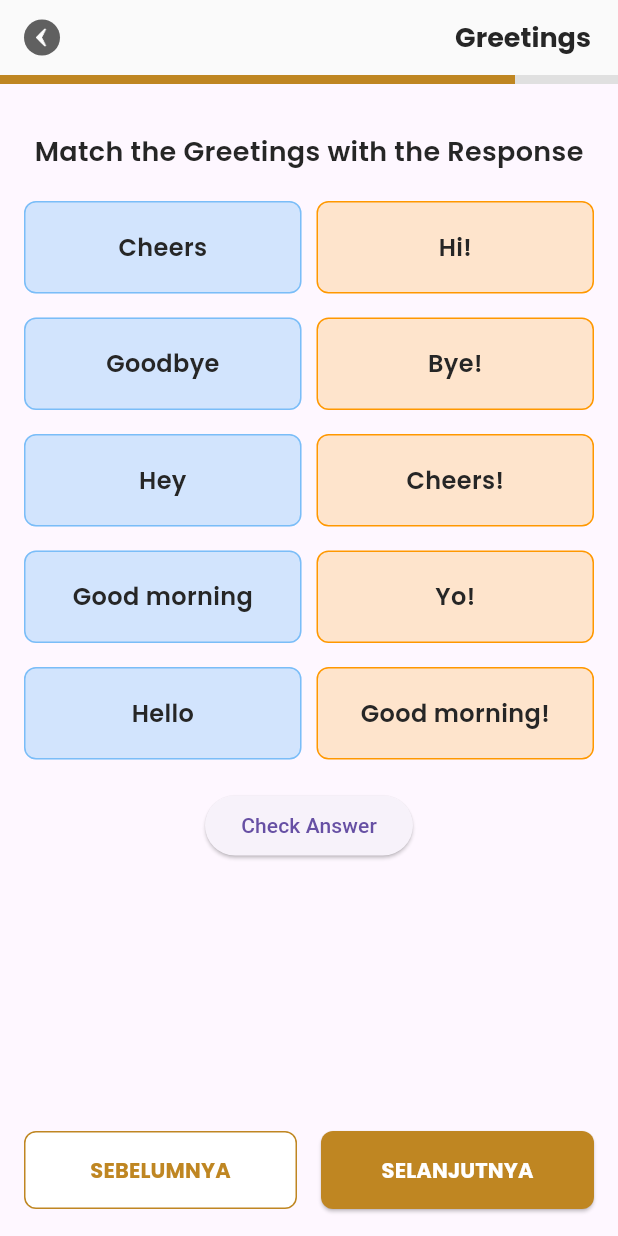
After one commit to riyanari/the_pride, a Flutter app: the GreetingsPage screen opened by its route, swiped to page 5, on a phone screen of 412 x 824 dp. The commit adds this screen. Run offline on Flutter 3.47's test engine with Material 3 defaults, Android fonts, the phone set to English and light mode, and no system bars; our stand-ins replace audioplayers, awesome_dialog, google_fonts; missing offline and left inert: record.

Commit message:
game greeting

```diff
--- a/lib/pages/teori/level1/chapter2/greatings_page.dart
+++ b/lib/pages/teori/level1/chapter2/greatings_page.dart
@@ -4,6 +4,10 @@ import 'package:the_pride/components/custom_app_bar.dart';
 import 'package:the_pride/components/custom_page_view.dart';
 import 'package:the_pride/theme/theme.dart';
 import 'package:the_pride/utils/audio_services.dart';
+
+import 'greeting/tabs/greetings_game_gapfill.dart';
+import 'greeting/tabs/greetings_game_match.dart';
+import 'greeting/tabs/greetings_game_mcq.dart';
 
 /// GreetingsPage
 /// Halaman (dengan 3 tab internal via CustomPageView) untuk pembelajaran sapaan:
@@ -23,6 +27,9 @@ class _GreetingsPageState extends State<GreetingsPage> {
     'Pengertian',
     'Asking Condition',
     'Farewell / Parting',
+    'Game: MCQ',
+    'Game: Match',
+    'Game: Gap Fill',
   ];
 
   static const _audioUrl = 'https://www.soundhelix.com/examples/mp3/SoundHelix-Song-1.mp3';
@@ -235,6 +242,9 @@ class _GreetingsPageState extends State<GreetingsPage> {
           _buildPengertianTab(),
           _buildAskingTab(),
           _buildFarewellTab(),
+          const GreetingsMCQGame(),
+          const GreetingsMatchGame(),
+          const GreetingsGapFillGame(),
         ],
         onFinish: () => Navigator.pop(context),
       ),
--- /dev/null
+++ b/lib/pages/teori/level1/chapter2/greeting/tabs/greetings_game_match.dart
@@ -0,0 +1,196 @@
+import 'dart:math';
+import 'package:flutter/material.dart';
+import 'package:awesome_dialog/awesome_dialog.dart';
+import 'package:the_pride/theme/theme.dart';
+
+class GreetingsMatchGame extends StatefulWidget {
+  const GreetingsMatchGame({super.key});
+
+  @override
+  State<GreetingsMatchGame> createState() => _GreetingsMatchGameState();
+}
+
+class _GreetingsMatchGameState extends State<GreetingsMatchGame> {
+  final r = Random();
+  late List<String> phrases;
+  late List<String> responses;
+  late List<String?> selectedResponses;
+  int? selectedPhraseIndex; // Menyimpan indeks sapaan yang dipilih
+  bool _isCheckingAnswer = false;
+
+  @override
+  void initState() {
+    super.initState();
+    _setupGame();
+  }
+
+  // Menyiapkan permainan dengan mencampur sapaan dan respons
+  void _setupGame() {
+    phrases = ['Hello', 'Good morning', 'Hey', 'Goodbye', 'Cheers'];
+    responses = ['Hi!', 'Good morning!', 'Yo!', 'Bye!', 'Cheers!'];
+    selectedResponses = List.filled(phrases.length, null); // Respons yang dipilih untuk masing-masing sapaan
+    phrases.shuffle(r);
+    responses.shuffle(r);
+    selectedPhraseIndex = null; // Tidak ada sapaan yang dipilih pada awalnya
+    setState(() {});
+  }
+
+  // Memeriksa apakah semua pasangan benar
+  bool _isAllCorrect() {
+    for (int i = 0; i < phrases.length; i++) {
+      if (selectedResponses[i] != responses[i]) {
+        return false;
+      }
+    }
+    return true;
+  }
+
+  // Cek jawaban dan tampilkan dialog
+  void _checkAnswer() {
+    setState(() {
+      _isCheckingAnswer = true;
+    });
+    if (_isAllCorrect()) {
+      AwesomeDialog(
+        context: context,
+        dialogType: DialogType.success,
+        title: 'Correct!',
+        desc: 'Great job! You matched all greetings correctly.',
+        btnOkOnPress: _setupGame,
+      ).show();
+    } else {
+      AwesomeDialog(
+        context: context,
+        dialogType: DialogType.error,
+        title: 'Incorrect!',
+        desc: 'Some matches are wrong. Try again!',
+        btnOkOnPress: () {},
+      ).show();
+    }
+    setState(() {
+      _isCheckingAnswer = false;
+    });
+  }
+
+  @override
+  Widget build(BuildContext context) {
+    return Padding(
+      padding: const EdgeInsets.all(16.0),
+      child: SingleChildScrollView(
+        physics: BouncingScrollPhysics(),
+        child: Column(
+          children: [
+            Text(
+              'Match the Greetings with the Response',
+              style: primaryTextStyle.copyWith(fontWeight: semiBold, fontSize: 18),
+            ),
+            const SizedBox(height: 20),
+
+            // Row untuk kotak sapaan di kiri dan respons di kanan
+            Row(
+              children: [
+                Expanded(
+                  child: GridView.builder(
+                    shrinkWrap: true,
+                    itemCount: phrases.length,
+                    gridDelegate: const SliverGridDelegateWithFixedCrossAxisCount(
+                      crossAxisCount: 1,
+                      mainAxisSpacing: 16,
+                      crossAxisSpacing: 16,
+                      childAspectRatio: 3,
+                    ),
+                    itemBuilder: (context, index) {
+                      return GestureDetector(
+                        onTap: _isCheckingAnswer
+                            ? null
+                            : () {
+                          setState(() {
+                            selectedPhraseIndex = index; // Menyimpan sapaan yang dipilih
+                          });
+                        },
+                        child: Container(
+                          padding: const EdgeInsets.all(12.0),
+                          decoration: BoxDecoration(
+                            color: selectedPhraseIndex == index
+                                ? Colors.blue.withValues(alpha:0.5)
+                                : Colors.blue.withValues(alpha:0.2),
+                            borderRadius: BorderRadius.circular(8),
+                            border: Border.all(
+                              color: selectedPhraseIndex == index
+                                  ? Colors.blue
+                                  : Colors.blue.withValues(alpha:0.5),
+                            ),
+                          ),
+                          child: Center(
+                            child: Text(
+                              phrases[index],
+                              style: primaryTextStyle.copyWith(fontWeight: semiBold, fontSize: 16),
+                            ),
+                          ),
+                        ),
+                      );
+                    },
+                  ),
+                ),
+                const SizedBox(width: 10),
+                Expanded(
+                  child: GridView.builder(
+                    shrinkWrap: true,
+                    itemCount: responses.length,
+                    gridDelegate: const SliverGridDelegateWithFixedCrossAxisCount(
+                      crossAxisCount: 1,
+                      mainAxisSpacing: 16,
+                      crossAxisSpacing: 16,
+                      childAspectRatio: 3,
+                    ),
+                    itemBuilder: (context, index) {
+                      return GestureDetector(
+                        onTap: _isCheckingAnswer || selectedPhraseIndex == null
+                            ? null
+                            : () {
+                          setState(() {
+                            // Menyimpan respons yang dipilih untuk sapaan yang sudah dipilih
+                            selectedResponses[selectedPhraseIndex!] = responses[index];
+                          });
+                          if (selectedResponses.every((response) => response != null)) {
+                            // Memeriksa semua pasangan jika semua sapaan sudah dipilih
+                            _checkAnswer();
+                          }
+                        },
+                        child: Container(
+                          padding: const EdgeInsets.all(12.0),
+                          decoration: BoxDecoration(
+                            color: selectedResponses.contains(responses[index])
+                                ? Colors.green
+                                : Colors.orange.withValues(alpha:0.2),
+                            borderRadius: BorderRadius.circular(8),
+                            border: Border.all(
+                              color: selectedResponses.contains(responses[index])
+                                  ? Colors.green
+                                  : Colors.orange,
+                            ),
+                          ),
+                          child: Center(
+                            child: Text(
+                              responses[index],
+                              style: primaryTextStyle.copyWith(fontWeight: semiBold, fontSize: 16),
+                            ),
+                          ),
+                        ),
+                      );
+                    },
+                  ),
+                ),
+              ],
+            ),
+            const SizedBox(height: 20),
+            ElevatedButton(
+              onPressed: _isCheckingAnswer ? null : _checkAnswer,
+              child: const Text('Check Answer'),
+            ),
+          ],
+        ),
+      ),
+    );
+  }
+}
```
Also changed, not shown: lib/pages/teori/level1/chapter2/greeting/tabs/greetings_game_gapfill.dart (added, +115 -0 lines), lib/pages/teori/level1/chapter2/greeting/tabs/greetings_game_mcq.dart (added, +97 -0 lines), 6 other files.
